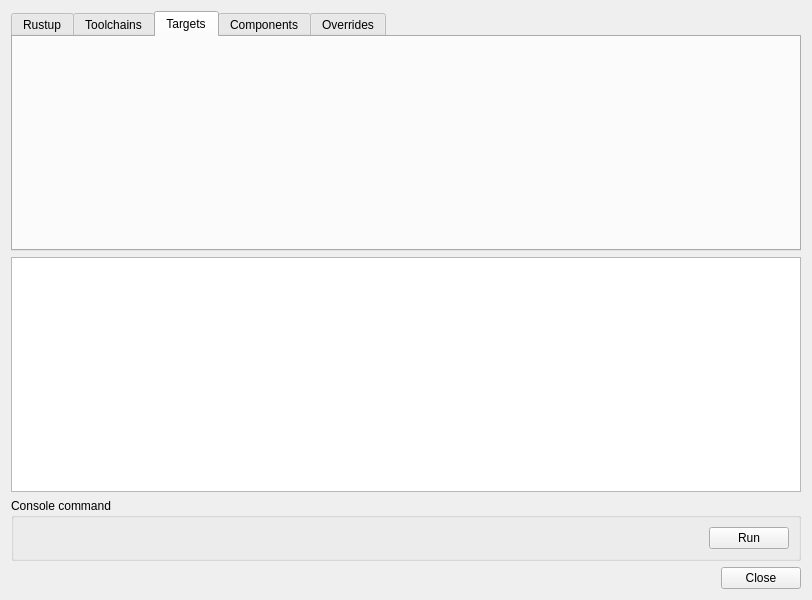
krre/afterglow, file Source/UI/RustInstaller.ui: the form before one commit.
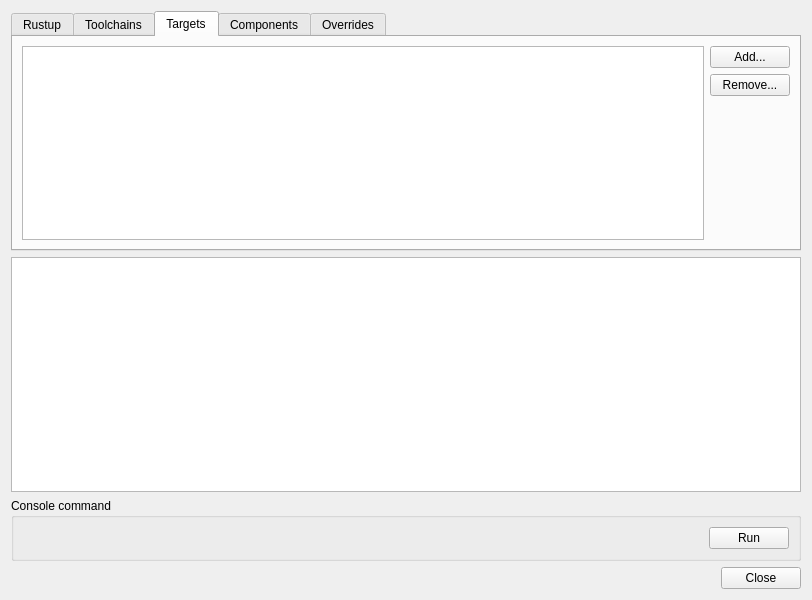
The form after the commit. The open tabs and pages were chosen to show the change.

Commit message: Add content of Targets tab in Rust Installer window

```diff
--- a/Source/UI/RustInstaller.ui
+++ b/Source/UI/RustInstaller.ui
@@ -150,6 +150,42 @@
       <attribute name="title">
        <string>Targets</string>
       </attribute>
+      <layout class="QHBoxLayout" name="horizontalLayout_6">
+       <item>
+        <widget class="QListView" name="listViewTargets"/>
+       </item>
+       <item>
+        <layout class="QVBoxLayout" name="verticalLayout_5">
+         <item>
+          <widget class="QPushButton" name="pushButtonAddTarget">
+           <property name="text">
+            <string>Add...</string>
+           </property>
+          </widget>
+         </item>
+         <item>
+          <widget class="QPushButton" name="pushButtonRemoveTarget">
+           <property name="text">
+            <string>Remove...</string>
+           </property>
+          </widget>
+         </item>
+         <item>
+          <spacer name="verticalSpacer_4">
+           <property name="orientation">
+            <enum>Qt::Vertical</enum>
+           </property>
+           <property name="sizeHint" stdset="0">
+            <size>
+             <width>20</width>
+             <height>40</height>
+            </size>
+           </property>
+          </spacer>
+         </item>
+        </layout>
+       </item>
+      </layout>
      </widget>
      <widget class="QWidget" name="components">
       <attribute name="title">
```
